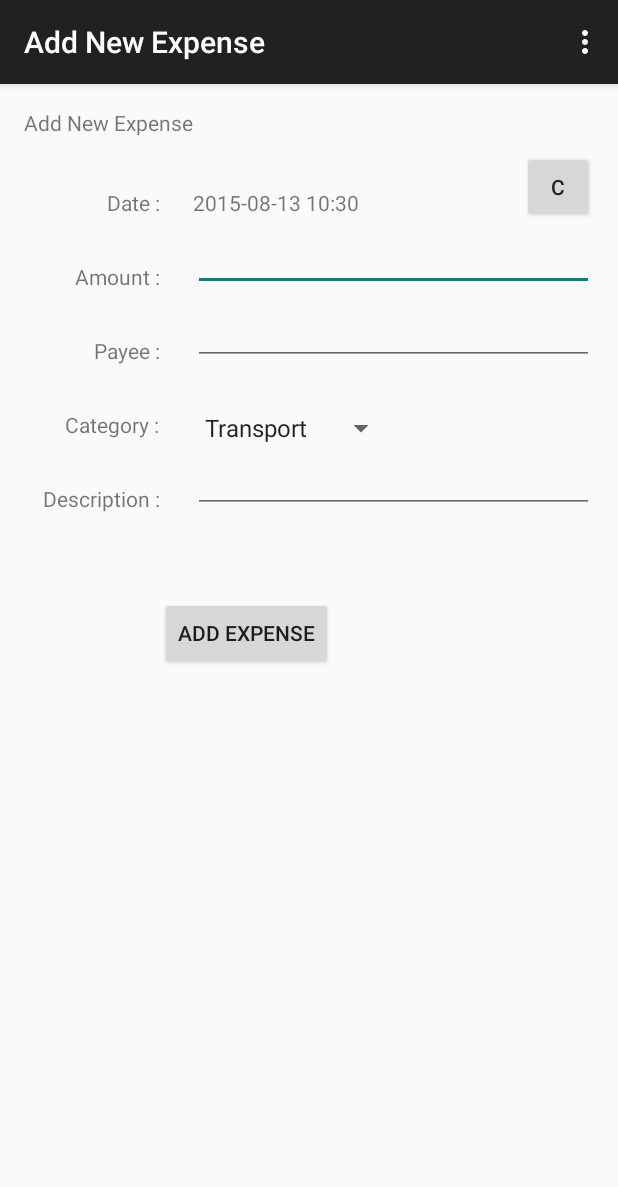
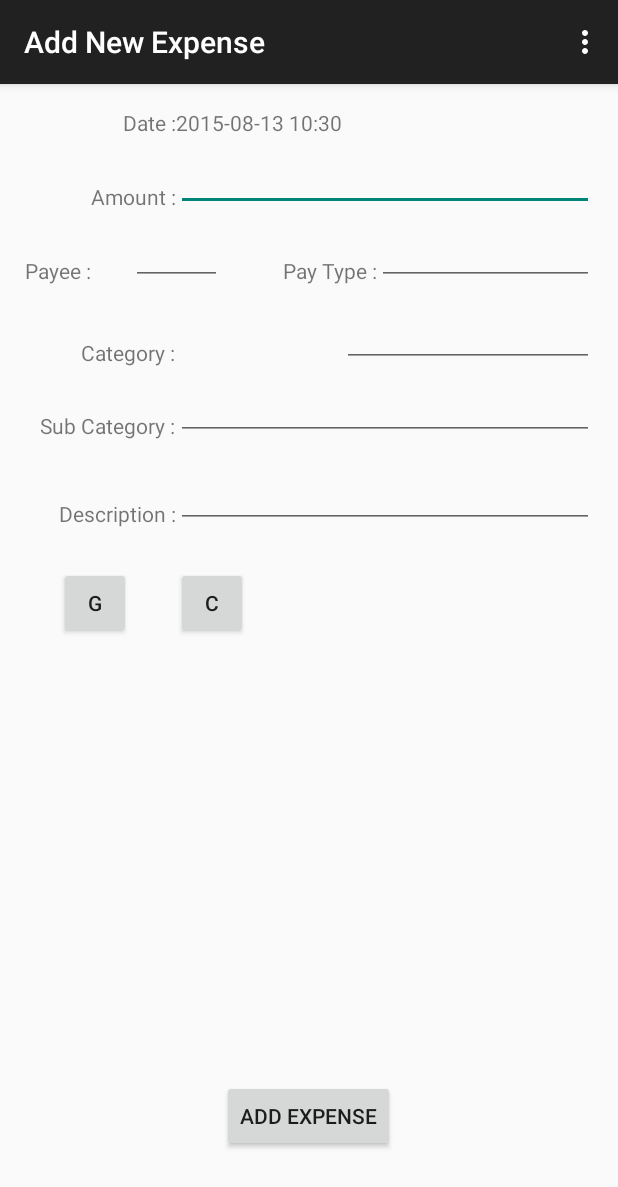
Before and after one commit to yasankarj/SEP, an Android app: the screen it shows after launch (AddExpenseActivity), after a tap on "+ EXPENSE", on a phone screen of 412 x 824 dp. Shown: the top 1187 px of the screen. Run offline under Robolectric (Android 15) with nearby library versions, the phone set to English and light mode, and no system bars.

```diff
--- a/app/src/main/java/Controller/Tracker/TransactionHandler.java
+++ b/app/src/main/java/Controller/Tracker/TransactionHandler.java
@@ -23,8 +23,9 @@ public class TransactionHandler {
         return transDA.sumIncome(context);
     }
 
-    public void addNewExpense(Context contxt, Double amount, String desc, String cat){
-        Expense exp = new Expense(amount,cat,true,desc);    //Expense object is created with the passed data
+    public void addNewExpense(Context contxt, Double amount, String desc, String type, String subType, String payee, String payType){
+        //(double amount, String type,String subType,String desc, String payee, String payType)
+        Expense exp = new Expense(amount,type,subType,desc,payee,payType);    //Expense object is created with the passed data
         TranasctionDA transDA = new TranasctionDA();
         transDA.addExpense(exp,contxt);                                //Model object is passed to the data access layer
     }
--- a/app/src/main/java/Model/Tracker/Expense.java
+++ b/app/src/main/java/Model/Tracker/Expense.java
@@ -6,18 +6,23 @@ import java.util.Date;
  * Created by Yasanka on 2015-06-21.
  */
 public class Expense extends Transaction {
-    private boolean isCredit;
+
+    private String payee;
+    private String payType;
     private Date dueDate;
 
-    public Expense(double amount, String type, boolean isCredit, String desc){
-        super(amount,type,desc);
-        this.isCredit = isCredit;
+    public Expense(double amount, String type,String subType,String desc, String payee, String payType){
+        super(amount,type,subType,desc);
+        this.payee = payee;
+        this.payType = payType;
     }
 
 
-    public boolean isCredit() {
-        return isCredit;
+    public String getPayee() {
+        return payee;
     }
+
+    public String getPayType(){return payType;};
 
     public Date getDueDate() {
         return dueDate;
--- a/app/src/main/java/Model/Tracker/Income.java
+++ b/app/src/main/java/Model/Tracker/Income.java
@@ -6,7 +6,7 @@ package Model.Tracker;
 public class Income extends Transaction{
     private String institute;
     public Income(double amount, String type, String institute, String desc){
-        super(amount, type,desc);
+        super(amount, type,"",desc);
         this.institute = institute;
     }
 
--- a/app/src/main/java/Model/Tracker/Transaction.java
+++ b/app/src/main/java/Model/Tracker/Transaction.java
@@ -11,14 +11,16 @@ public class Transaction {
     private int transID;
     private double amount;
     private String type;
+    private String subType;
     private String imageLoc;
     private Date timeStamp;
 
     private String desc;
 
-    Transaction(double amount, String type, String desc){
+    Transaction(double amount, String type,String subType, String desc){
         this.amount = amount;
         this.type = type;
+        this.subType = subType;
         this.desc = desc;
     }
 
--- a/app/src/main/java/com/solutions/ray/expenser/AddExpenseActivity.java
+++ b/app/src/main/java/com/solutions/ray/expenser/AddExpenseActivity.java
@@ -1,25 +1,25 @@
 package com.solutions.ray.expenser;
 
-import android.app.DatePickerDialog;
 import android.content.Intent;
 import android.content.pm.ActivityInfo;
+import android.net.Uri;
+import android.os.Environment;
+import android.provider.MediaStore;
 import android.support.v7.app.ActionBarActivity;
 import android.os.Bundle;
 import android.view.Menu;
 import android.view.MenuItem;
 import android.view.View;
 import android.widget.Button;
-import android.widget.DatePicker;
 import android.widget.EditText;
-import android.widget.Spinner;
 import android.widget.TextView;
-import android.widget.Toast;
 
+import java.io.File;
+import java.io.IOException;
 import java.text.DateFormat;
 import java.text.SimpleDateFormat;
 import java.util.Calendar;
 import java.util.Date;
-import java.util.Locale;
 
 import Controller.Tracker.TransactionHandler;
 
@@ -27,15 +27,26 @@ import Controller.Tracker.TransactionHandler;
 public class AddExpenseActivity extends ActionBarActivity {
 
     TransactionHandler transHandler;    //Controller Object
+
+    int TAKE_PHOTO_CODE = 0;
+    public static int count=0;
     EditText amountTxt;                 //Widgets
     EditText payeeTxt;
+    EditText catTxt;
+    EditText subCatTxt;
     EditText descTxt;
+    EditText payeeTypeTxt;
     Button addExpBtn;
+    Button captureBtn;
     TextView curDateTxt;
-    Spinner catTxt;
-    Button dateBtn;
+    Button galleryBtn;
     Calendar myCalendar;
     private static final int SELECT_PHOTO = 100;
+
+    final String dir = Environment.getExternalStoragePublicDirectory(Environment.DIRECTORY_PICTURES) + "/expenser/";
+    File newdir = new File(dir);
+
+
     @Override
     protected void onCreate(Bundle savedInstanceState) {
         transHandler = new TransactionHandler();
@@ -45,16 +56,20 @@ public class AddExpenseActivity extends ActionBarActivity {
         /*widget initialization*/
         amountTxt = (EditText)findViewById(R.id.amountTxt);
         payeeTxt = (EditText)findViewById(R.id.instTxt);
+        payeeTypeTxt = (EditText)findViewById(R.id.payeeTypeTxt);
         descTxt = (EditText)findViewById(R.id.descTxt);
         addExpBtn = (Button)findViewById(R.id.addExpBtn);
-        catTxt = (Spinner)findViewById(R.id.spinner);
+        captureBtn = (Button)findViewById(R.id.captureBtn);
+        catTxt = (EditText)findViewById(R.id.categoryTxt);
+        subCatTxt = (EditText)findViewById(R.id.subCatTxt);
+
         curDateTxt = (TextView)findViewById(R.id.curDateTxt);
         DateFormat df = new SimpleDateFormat("yyyy-MM-dd hh:mm");
         Date dt = new Date();
-        dateBtn = (Button)findViewById(R.id.dateBtn);
+        galleryBtn = (Button)findViewById(R.id.galleryBtn);
 
         curDateTxt.setText(df.format(dt));
-
+        newdir.mkdirs();
 
 
 
@@ -86,8 +101,8 @@ public class AddExpenseActivity extends ActionBarActivity {
     public void addExpense(View view){
         /*Button Action performance*/
         /*Controller takes the action to his hand*/
-       transHandler.addNewExpense(this, Double.parseDouble(amountTxt.getText().toString()), descTxt.getText().toString(), "lunch");
-
+       transHandler.addNewExpense(this, Double.parseDouble(amountTxt.getText().toString()), descTxt.getText().toString(),catTxt.getText().toString(),subCatTxt.getText().toString(),payeeTxt.getText().toString(),payeeTypeTxt.getText().toString());
+        //(Context contxt, Double amount, String desc, String type, String subType, String payee, String payType)
     }
 
     public void addPhoto(View view){
@@ -95,4 +110,21 @@ public class AddExpenseActivity extends ActionBarActivity {
         photoPickerIntent.setType("image/*");
         startActivityForResult(photoPickerIntent, SELECT_PHOTO);
     }
+
+    public void capturePhoto(View view){
+        // here,counter will be incremented each time,and the picture taken by camera will be stored as 1.jpg,2.jpg and likewise.
+        count++;
+        String file = dir+count+".jpg";
+        File newfile = new File(file);
+        try {
+            newfile.createNewFile();
+        } catch (IOException e) {}
+
+        Uri outputFileUri = Uri.fromFile(newfile);
+
+        Intent cameraIntent = new Intent(MediaStore.ACTION_IMAGE_CAPTURE);
+        cameraIntent.putExtra(MediaStore.EXTRA_OUTPUT, outputFileUri);
+
+        startActivityForResult(cameraIntent, TAKE_PHOTO_CODE);
+    }
 }
--- a/app/src/main/res/layout/activity_add_expense.xml
+++ b/app/src/main/res/layout/activity_add_expense.xml
@@ -6,22 +6,17 @@
     android:paddingBottom="@dimen/activity_vertical_margin"
     tools:context="com.solutions.ray.expenser.AddExpenseActivity">
 
-    <TextView android:text="@string/title_activity_add_expense" android:layout_width="wrap_content"
-        android:layout_height="wrap_content"
-        android:id="@+id/titleLbl" />
-
     <TextView
         android:layout_width="wrap_content"
         android:layout_height="wrap_content"
         android:textAppearance="?android:attr/textAppearanceSmall"
         android:text="Date :"
         android:id="@+id/dateLbl"
-        android:layout_marginTop="34dp"
-        android:layout_below="@+id/titleLbl"
-        android:layout_alignRight="@+id/titleLbl"
-        android:layout_alignEnd="@+id/titleLbl"
-        android:layout_marginRight="22dp"
-        android:layout_marginEnd="22dp" />
+        android:layout_marginLeft="66dp"
+        android:layout_marginStart="66dp"
+        android:layout_alignParentTop="true"
+        android:layout_alignParentLeft="true"
+        android:layout_alignParentStart="true" />
 
     <TextView
         android:layout_width="wrap_content"
@@ -40,10 +35,10 @@
         android:textAppearance="?android:attr/textAppearanceSmall"
         android:text="Payee :"
         android:id="@+id/payeeLbl"
+        android:layout_marginTop="30dp"
         android:layout_below="@+id/amountLbl"
-        android:layout_alignRight="@+id/amountLbl"
-        android:layout_alignEnd="@+id/amountLbl"
-        android:layout_marginTop="30dp" />
+        android:layout_toLeftOf="@+id/amountLbl"
+        android:layout_toStartOf="@+id/amountLbl" />
 
     <TextView
         android:layout_width="wrap_content"
@@ -51,10 +46,10 @@
         android:textAppearance="?android:attr/textAppearanceSmall"
         android:text="Category :"
         android:id="@+id/catLbl"
+        android:layout_marginTop="35dp"
         android:layout_below="@+id/payeeLbl"
-        android:layout_alignRight="@+id/payeeLbl"
-        android:layout_alignEnd="@+id/payeeLbl"
-        android:layout_marginTop="30dp" />
+        android:layout_alignRight="@+id/amountLbl"
+        android:layout_alignEnd="@+id/amountLbl" />
 
     <TextView
         android:layout_width="wrap_content"
@@ -62,10 +57,10 @@
         android:textAppearance="?android:attr/textAppearanceSmall"
         android:text="Description :"
         android:id="@+id/descLbl"
-        android:layout_below="@+id/catLbl"
-        android:layout_alignRight="@+id/catLbl"
-        android:layout_alignEnd="@+id/catLbl"
-        android:layout_marginTop="30dp" />
+        android:layout_below="@+id/textView"
+        android:layout_alignRight="@+id/textView"
+        android:layout_alignEnd="@+id/textView"
+        android:layout_marginTop="39dp" />
 
     <Button
         style="?android:attr/buttonStyleSmall"
@@ -73,11 +68,10 @@
         android:layout_height="wrap_content"
         android:text="Add Expense"
         android:id="@+id/addExpBtn"
-        android:layout_marginTop="56dp"
-        android:layout_below="@+id/descLbl"
-        android:layout_toRightOf="@+id/descLbl"
-        android:layout_toEndOf="@+id/descLbl"
-        android:onClick="addExpense" />
+        android:onClick="addExpense"
+        android:layout_alignParentBottom="true"
+        android:layout_centerHorizontal="true"
+        android:layout_marginBottom="40dp" />
 
     <EditText
         android:layout_width="wrap_content"
@@ -95,28 +89,18 @@
         android:layout_height="wrap_content"
         android:id="@+id/instTxt"
         android:layout_above="@+id/catLbl"
-        android:layout_toRightOf="@+id/dateLbl"
-        android:layout_alignParentRight="true"
-        android:layout_alignParentEnd="true" />
+        android:layout_toRightOf="@+id/galleryBtn"
+        android:layout_toLeftOf="@+id/addExpBtn"
+        android:layout_toStartOf="@+id/addExpBtn" />
 
     <EditText
         android:layout_width="wrap_content"
         android:layout_height="wrap_content"
         android:id="@+id/descTxt"
-        android:layout_above="@+id/addExpBtn"
+        android:layout_alignBottom="@+id/descLbl"
         android:layout_toRightOf="@+id/dateLbl"
         android:layout_alignParentRight="true"
         android:layout_alignParentEnd="true" />
-
-    <Spinner
-        android:layout_width="wrap_content"
-        android:layout_height="wrap_content"
-        android:id="@+id/spinner"
-        android:entries="@array/ExpensesTypes"
-        android:prompt="@string/typeTxt"
-        android:layout_alignTop="@+id/catLbl"
-        android:layout_alignLeft="@+id/descTxt"
-        android:layout_alignStart="@+id/descTxt" />
 
     <TextView
         android:layout_width="wrap_content"
@@ -131,11 +115,74 @@
         style="?android:attr/buttonStyleSmall"
         android:layout_width="wrap_content"
         android:layout_height="wrap_content"
-        android:text="C"
-        android:id="@+id/dateBtn"
+        android:text="G"
+        android:id="@+id/galleryBtn"
         android:width="30px"
         android:onClick="addPhoto"
-        android:layout_above="@+id/amountTxt"
+        android:layout_marginTop="26dp"
+        android:layout_below="@+id/descLbl"
+        android:layout_alignLeft="@+id/descLbl"
+        android:layout_alignStart="@+id/descLbl" />
+
+    <TextView
+        android:layout_width="wrap_content"
+        android:layout_height="wrap_content"
+        android:textAppearance="?android:attr/textAppearanceSmall"
+        android:text="Sub Category :"
+        android:id="@+id/textView"
+        android:layout_below="@+id/catLbl"
+        android:layout_alignRight="@+id/catLbl"
+        android:layout_alignEnd="@+id/catLbl"
+        android:layout_marginTop="29dp" />
+
+    <EditText
+        android:layout_width="wrap_content"
+        android:layout_height="wrap_content"
+        android:id="@+id/categoryTxt"
+        android:layout_alignBottom="@+id/catLbl"
+        android:layout_alignParentRight="true"
+        android:layout_alignParentEnd="true"
+        android:layout_toRightOf="@+id/curDateTxt"
+        android:layout_toEndOf="@+id/curDateTxt" />
+
+    <EditText
+        android:layout_width="wrap_content"
+        android:layout_height="wrap_content"
+        android:id="@+id/subCatTxt"
+        android:layout_alignBottom="@+id/textView"
+        android:layout_toRightOf="@+id/dateLbl"
+        android:layout_alignParentRight="true"
+        android:layout_alignParentEnd="true" />
+
+    <Button
+        style="?android:attr/buttonStyleSmall"
+        android:layout_width="wrap_content"
+        android:layout_height="wrap_content"
+        android:text="C"
+        android:id="@+id/captureBtn"
+        android:layout_alignTop="@+id/galleryBtn"
+        android:layout_toRightOf="@+id/descLbl"
+        android:layout_toEndOf="@+id/descLbl"
+        android:onClick="capturePhoto" />
+
+    <TextView
+        android:layout_width="wrap_content"
+        android:layout_height="wrap_content"
+        android:textAppearance="?android:attr/textAppearanceSmall"
+        android:text="Pay Type :"
+        android:id="@+id/textView2"
+        android:layout_above="@+id/catLbl"
+        android:layout_toRightOf="@+id/captureBtn"
+        android:layout_toEndOf="@+id/captureBtn"
+        android:layout_marginLeft="23dp"
+        android:layout_marginStart="23dp" />
+
+    <EditText
+        android:layout_width="wrap_content"
+        android:layout_height="wrap_content"
+        android:id="@+id/payeeTypeTxt"
+        android:layout_alignBottom="@+id/textView2"
+        android:layout_toRightOf="@+id/textView2"
         android:layout_alignRight="@+id/amountTxt"
         android:layout_alignEnd="@+id/amountTxt" />
 
```
